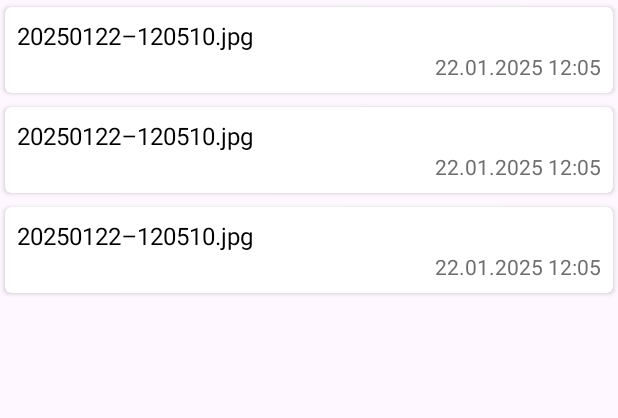
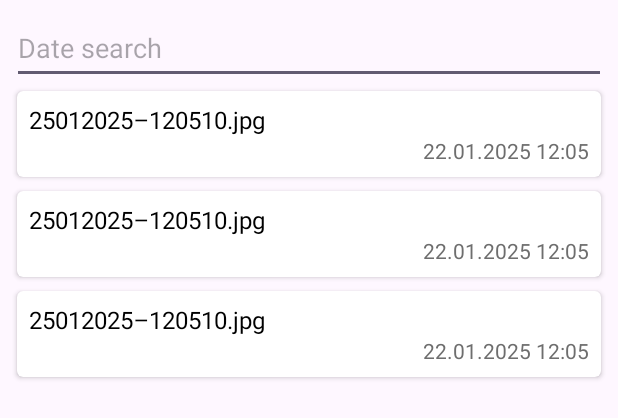
Before and after one commit to dgmedvedev/SnapshotHistory, an Android app: the layout fragment_snapshot_list.xml on its own in the app's theme, with its tools: preview values and no code run, on a phone screen of 412 x 824 dp. Shown: the top 418 px of the screen. Run offline under Robolectric (Android 15) with nearby library versions, the phone set to English and light mode, and no system bars.

Commit message:
The EditText search is completed

```diff
--- a/app/src/main/AndroidManifest.xml
+++ b/app/src/main/AndroidManifest.xml
@@ -28,7 +28,7 @@
         tools:targetApi="31">
         <meta-data
             android:name="com.google.android.geo.API_KEY"
-            android:value="${MAPS_API_KEY}" />
+            android:value="AIzaSyDkgM4E6Hv1unbOqXhOpoEuhh3y4QTbtzI" />
         <activity
             android:name=".app.presentation.MainActivity"
             android:exported="true">
--- a/app/src/main/res/layout/fragment_snapshot_list.xml
+++ b/app/src/main/res/layout/fragment_snapshot_list.xml
@@ -1,9 +1,29 @@
 <?xml version="1.0" encoding="utf-8"?>
-<androidx.recyclerview.widget.RecyclerView xmlns:android="http://schemas.android.com/apk/res/android"
+<androidx.constraintlayout.widget.ConstraintLayout xmlns:android="http://schemas.android.com/apk/res/android"
     xmlns:app="http://schemas.android.com/apk/res-auto"
     xmlns:tools="http://schemas.android.com/tools"
-    android:id="@+id/rv_snapshot_list"
     android:layout_width="match_parent"
     android:layout_height="match_parent"
-    app:layoutManager="androidx.recyclerview.widget.LinearLayoutManager"
-    tools:listitem="@layout/snapshot_item" />
+    android:padding="8dp">
+
+    <EditText
+        android:id="@+id/etSearch"
+        android:layout_width="match_parent"
+        android:layout_height="48dp"
+        android:autofillHints="searchDate"
+        android:hint="@string/hint_text_field_search"
+        android:inputType="date"
+        app:layout_constraintEnd_toEndOf="parent"
+        app:layout_constraintStart_toStartOf="parent"
+        app:layout_constraintTop_toTopOf="parent" />
+
+    <androidx.recyclerview.widget.RecyclerView
+        android:id="@+id/rv_snapshot_list"
+        android:layout_width="match_parent"
+        android:layout_height="wrap_content"
+        app:layoutManager="androidx.recyclerview.widget.LinearLayoutManager"
+        app:layout_constraintEnd_toEndOf="parent"
+        app:layout_constraintStart_toStartOf="parent"
+        app:layout_constraintTop_toBottomOf="@+id/etSearch"
+        tools:listitem="@layout/snapshot_item" />
+</androidx.constraintlayout.widget.ConstraintLayout>
--- a/app/src/main/res/values/strings.xml
+++ b/app/src/main/res/values/strings.xml
@@ -9,10 +9,11 @@
     <string name="select_folder">Select a folder to save</string>
     <string name="allowed_directories">The allowed directories are [DCIM, Pictures]</string>
     <string name="tools_text_date">22.01.2025 12:05</string>
-    <string name="tools_text_name">20250122–120510.jpg</string>
+    <string name="tools_text_name">25012025–120510.jpg</string>
     <string name="selected_snapshot">The selected snapshot</string>
     <string name="snapshot_not_found">Snapshot not found</string>
     <string name="location_of_snapshot">Location of the snapshot</string>
+    <string name="hint_text_field_search">Date search</string>
 
     <!--    Errors-->
     <string name="processing_failed">Processing failed.</string>
```
Also changed, not shown: app/src/main/java/com/medvedev/snapshothistory/app/presentation/SnapshotListFragment.kt (+12 -1 lines), app/src/main/java/com/medvedev/snapshothistory/app/presentation/SnapshotListViewModel.kt (+10 -1 lines), 1 other file.
